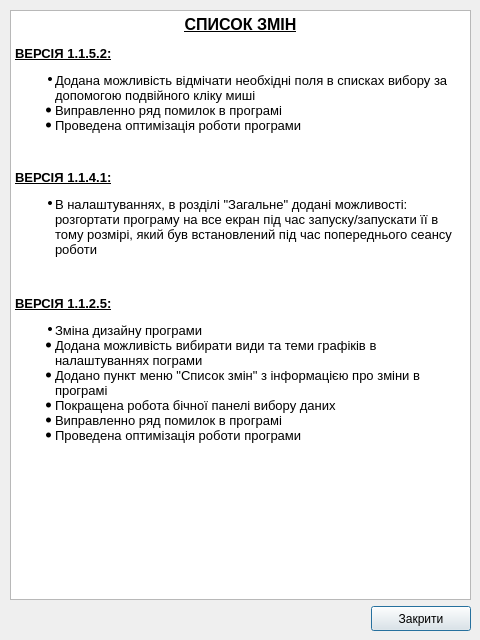
XpertVision/eGraphics, file eCraphics/changelist.ui: the form before one commit.
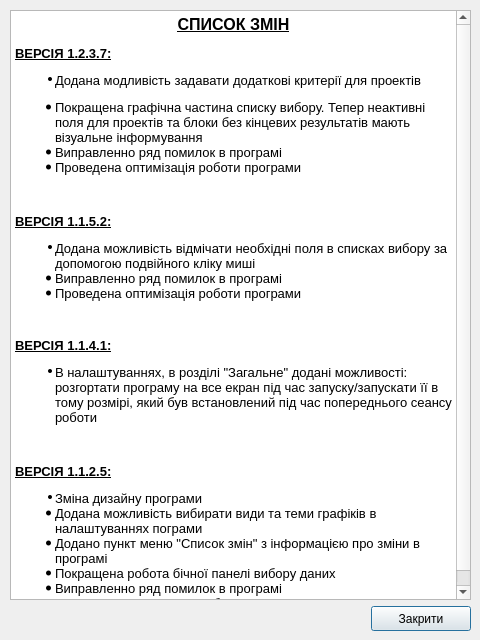
The form after the commit.

What changed in the file:
```diff
--- a/eCraphics/changelist.ui
+++ b/eCraphics/changelist.ui
@@ -31,6 +31,12 @@
 p, li { white-space: pre-wrap; }
 &lt;/style&gt;&lt;/head&gt;&lt;body style=&quot; font-family:'MS Shell Dlg 2'; font-size:8.25pt; font-weight:400; font-style:normal;&quot;&gt;
 &lt;p align=&quot;center&quot; style=&quot; margin-top:12px; margin-bottom:12px; margin-left:0px; margin-right:0px; -qt-block-indent:0; text-indent:0px;&quot;&gt;&lt;span style=&quot; font-family:'Segoe UI'; font-size:12pt; font-weight:600; text-decoration: underline;&quot;&gt;СПИСОК ЗМІН&lt;/span&gt;&lt;/p&gt;
+&lt;p align=&quot;justify&quot; style=&quot; margin-top:12px; margin-bottom:12px; margin-left:0px; margin-right:0px; -qt-block-indent:0; text-indent:0px;&quot;&gt;&lt;span style=&quot; font-family:'Segoe UI'; font-size:10pt; font-weight:600; text-decoration: underline;&quot;&gt;ВЕРСІЯ 1.2.3.7:&lt;/span&gt;&lt;/p&gt;
+&lt;ul style=&quot;margin-top: 0px; margin-bottom: 0px; margin-left: 0px; margin-right: 0px; -qt-list-indent: 1;&quot;&gt;&lt;li style=&quot; font-family:'Segoe UI'; font-size:8pt;&quot; style=&quot; margin-top:12px; margin-bottom:0px; margin-left:0px; margin-right:0px; -qt-block-indent:0; text-indent:0px;&quot;&gt;&lt;span style=&quot; font-size:10pt;&quot;&gt;Додана модливість задавати додаткові критерії для проектів&lt;/span&gt;&lt;/li&gt;&lt;/ul&gt;
+&lt;ul style=&quot;margin-top: 0px; margin-bottom: 0px; margin-left: 0px; margin-right: 0px; -qt-list-indent: 1;&quot;&gt;&lt;li style=&quot; font-family:'Segoe UI'; font-size:10pt;&quot; style=&quot; margin-top:12px; margin-bottom:0px; margin-left:0px; margin-right:0px; -qt-block-indent:0; text-indent:0px;&quot;&gt;Покращена графічна частина списку вибору. Тепер неактивні поля для проектів та блоки без кінцевих результатів мають візуальне інформування&lt;/li&gt;&lt;/ul&gt;
+&lt;ul style=&quot;margin-top: 0px; margin-bottom: 0px; margin-left: 0px; margin-right: 0px; -qt-list-indent: 1;&quot;&gt;&lt;li style=&quot; font-family:'Segoe UI'; font-size:10pt;&quot; style=&quot; margin-top:0px; margin-bottom:0px; margin-left:0px; margin-right:0px; -qt-block-indent:0; text-indent:0px;&quot;&gt;Виправленно ряд помилок в програмі &lt;/li&gt;
+&lt;li style=&quot; font-family:'Segoe UI'; font-size:10pt;&quot; style=&quot; margin-top:0px; margin-bottom:12px; margin-left:0px; margin-right:0px; -qt-block-indent:0; text-indent:0px;&quot;&gt;Проведена оптимізація роботи програми&lt;/li&gt;&lt;/ul&gt;
+&lt;p style=&quot;-qt-paragraph-type:empty; margin-top:0px; margin-bottom:12px; margin-left:0px; margin-right:0px; -qt-block-indent:0; text-indent:0px; font-family:'Segoe UI'; font-size:10pt;&quot;&gt;&lt;br /&gt;&lt;/p&gt;
 &lt;p align=&quot;justify&quot; style=&quot; margin-top:12px; margin-bottom:12px; margin-left:0px; margin-right:0px; -qt-block-indent:0; text-indent:0px;&quot;&gt;&lt;span style=&quot; font-family:'Segoe UI'; font-size:10pt; font-weight:600; text-decoration: underline;&quot;&gt;ВЕРСІЯ 1.1.5.2:&lt;/span&gt;&lt;/p&gt;
 &lt;ul style=&quot;margin-top: 0px; margin-bottom: 0px; margin-left: 0px; margin-right: 0px; -qt-list-indent: 1;&quot;&gt;&lt;li style=&quot; font-family:'Segoe UI'; font-size:8pt;&quot; style=&quot; margin-top:12px; margin-bottom:0px; margin-left:0px; margin-right:0px; -qt-block-indent:0; text-indent:0px;&quot;&gt;&lt;span style=&quot; font-size:10pt;&quot;&gt;Додана можливість відмічати необхідні поля в списках вибору за допомогою подвійного кліку миші&lt;/span&gt;&lt;/li&gt;&lt;/ul&gt;
 &lt;ul style=&quot;margin-top: 0px; margin-bottom: 0px; margin-left: 0px; margin-right: 0px; -qt-list-indent: 1;&quot;&gt;&lt;li style=&quot; font-family:'Segoe UI'; font-size:10pt;&quot; style=&quot; margin-top:0px; margin-bottom:0px; margin-left:0px; margin-right:0px; -qt-block-indent:0; text-indent:0px;&quot;&gt;Виправленно ряд помилок в програмі &lt;/li&gt;
```
